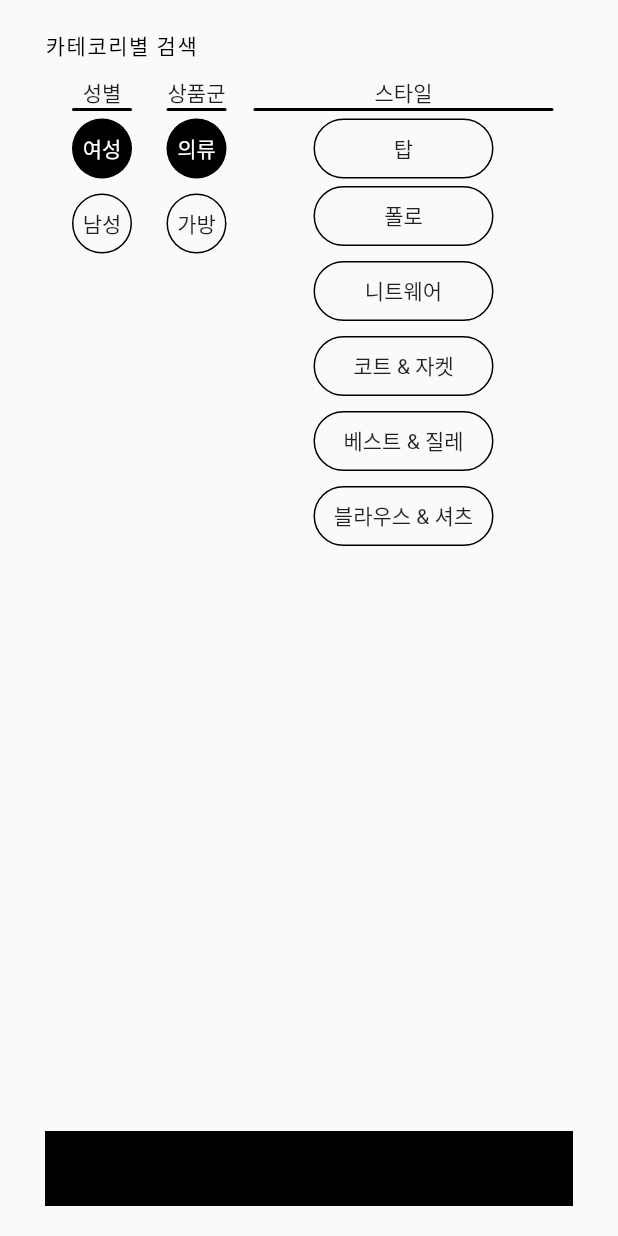
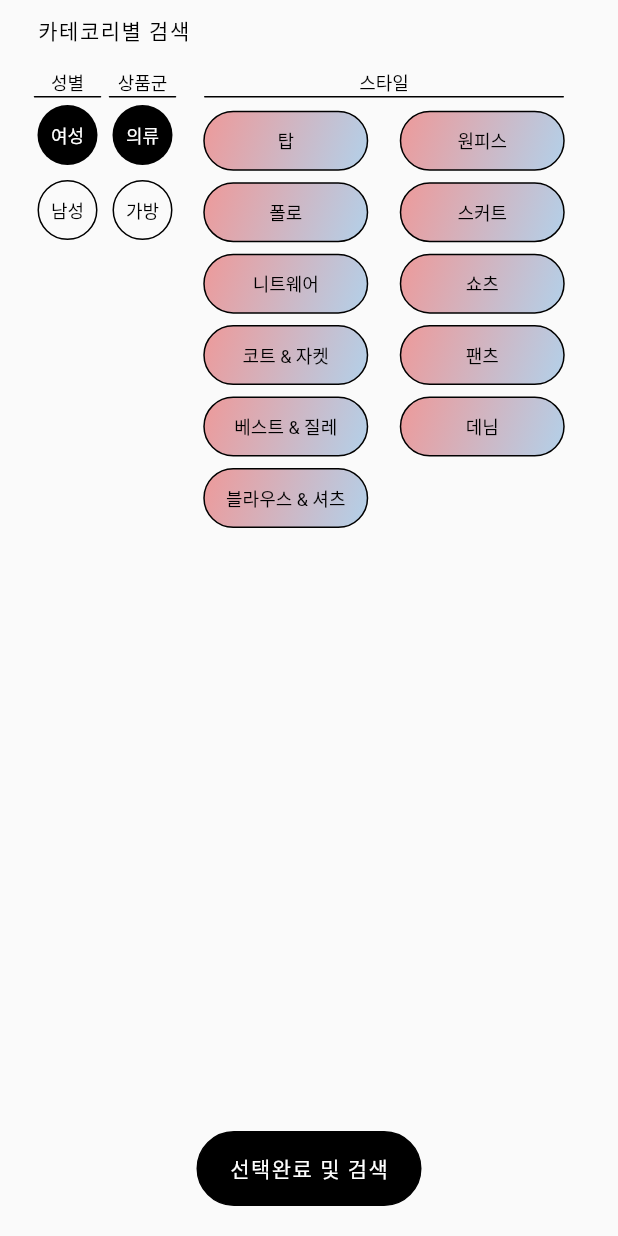
Before and after one commit to Dello96/Exye-master1, a Flutter app: the FilterOverlay widget shown alone on an empty page, opened directly, on a phone screen of 412 x 824 dp. Run offline on Flutter 3.47's test engine with Material 2 defaults, Android fonts, the light colour scheme and no system bars; our stand-ins replace carousel_slider, cloud_firestore, dio, firebase_auth, firebase_core, firebase_storage; missing offline and left inert: flutter_pdfview, fluttercontactpicker, kpostal; accounts and stored records are empty; Roboto replaces fonts that are missing (Spoqa); project files that could hold a hidden picture were left out.

Commit message:
EXYE current up to date

```diff
--- /dev/null
+++ b/lib/Data/categoryname.dart
@@ -0,0 +1,9 @@
+import 'package:exye_app/Resources/strings.dart';
+import 'package:exye_app/utils.dart';
+import 'package:flutter/material.dart';
+
+class CategoryManager {
+  List<String> categories = [
+    '탑', '원피스', '폴로', '스커트', '니트웨어', '쇼츠', '코트 & 자켓', '팬츠', '베스트 & 질레', '데님', '블라우스 & 셔츠'
+  ];
+}
--- a/lib/Pages/Content/p00_landing.dart
+++ b/lib/Pages/Content/p00_landing.dart
@@ -336,7 +336,9 @@ class _LandingPageState extends State<LandingPage> with SingleTickerProviderStat
         children: [
           Container(
             margin: const EdgeInsets.fromLTRB(40, 10, 40, 0),
-            child: Text(app.mResource.strings.tLanding4Title, style: app.mResource.fonts.title,),
+            child: Text(app.mResource.strings.tLanding4Title, style: app.mResource.fonts.title,
+            ),
+            alignment: Alignment.centerLeft,
           ),
           Expanded(
             child: Container(),
--- a/lib/Pages/Content/p06_listing.dart
+++ b/lib/Pages/Content/p06_listing.dart
@@ -183,6 +183,15 @@ class _ListingsPageState extends State<ListingsPage> {
             Row(
               children: [
                 Container(
+                  decoration: BoxDecoration(
+                    gradient: LinearGradient(
+                        begin: Alignment.topLeft,
+                        end: Alignment.bottomRight,
+                        colors: [
+                          Color(0xffB2D1EA),
+                          Color(0xffF9C2E8)
+                        ])
+                  ),
                   margin: const EdgeInsets.fromLTRB(10, 0, 15, 0),
                   height: 105,
                   width: 75,
--- a/lib/Pages/Content/p06b_filter.dart
+++ b/lib/Pages/Content/p06b_filter.dart
@@ -10,6 +10,7 @@ import 'package:exye_app/Widgets/custom_textbox.dart';
 import 'package:exye_app/utils.dart';
 import 'package:flutter/material.dart';
 import 'package:url_launcher/url_launcher.dart';
+import 'package:exye_app/Data/categoryname.dart';
 
 class FilterOverlay extends StatelessWidget {
   const FilterOverlay({Key? key}) : super(key: key);
@@ -17,16 +18,17 @@ class FilterOverlay extends StatelessWidget {
   @override
   Widget build(BuildContext context) {
     return Container(
-      padding: EdgeInsets.fromLTRB(30, 20, 30, 20),
+      padding: EdgeInsets.fromLTRB(20, 10, 20, 20),
       child: Column(
         children: [
           Container(
+            margin: EdgeInsets.fromLTRB(5, 0, 0, 0),
             alignment: Alignment.topLeft,
             child: Text(app.mResource.strings.cFilterTitle,
             style: app.mResource.fonts.bold14),
           ),
           Container(
-            height: 10,
+            height: 15,
           ),
           Expanded(
             child: Row(
@@ -36,9 +38,10 @@ class FilterOverlay extends StatelessWidget {
                   children: [
                     Container(
                       alignment: Alignment.center,
-                      child: Text(app.mResource.strings.lGender),
+                      child: Text(app.mResource.strings.lGender,
+                      style: app.mResource.fonts.filter12),
                     ),
-                    CustomSizedDivider(40, thickness: 2),
+                    CustomSizedDivider(45, thickness: 1),
                     Container(
                       height: 40,
                       width: 40,
@@ -49,9 +52,7 @@ class FilterOverlay extends StatelessWidget {
                       ),
                       alignment: Alignment.center,
                       child: Text(app.mResource.strings.lFemale,
-                      style: TextStyle(
-                        color: app.mResource.colours.fontWhite
-                      ),),
+                      style: app.mResource.fonts.filter13),
                     ),
                     Container(
                       height: 40,
@@ -65,7 +66,9 @@ class FilterOverlay extends StatelessWidget {
                         )
                       ),
                       alignment: Alignment.center,
-                      child: Text(app.mResource.strings.lMale),
+                      child: Text(app.mResource.strings.lMale,
+                          style: app.mResource.fonts.filter12
+                      ),
                     ),
                   ],
                 ),
@@ -73,9 +76,10 @@ class FilterOverlay extends StatelessWidget {
                   children: [
                     Container(
                       alignment: Alignment.center,
-                      child: Text(app.mResource.strings.lProducts),
+                      child: Text(app.mResource.strings.lProducts,
+                          style: app.mResource.fonts.filter12),
                     ),
-                    CustomSizedDivider(40, thickness: 2),
+                    CustomSizedDivider(45, thickness: 1),
                     Container( //의류
                       height: 40,
                       width: 40,
@@ -86,9 +90,7 @@ class FilterOverlay extends StatelessWidget {
                       ),
                       alignment: Alignment.center,
                       child: Text(app.mResource.strings.cFilterClothes,
-                        style: TextStyle(
-                          color: app.mResource.colours.fontWhite
-                        ),),
+                        style: app.mResource.fonts.filter13),
                     ),
                     Container( //가방
                       height: 40,
@@ -102,40 +104,80 @@ class FilterOverlay extends StatelessWidget {
                           )
                       ),
                       alignment: Alignment.center,
-                      child: Text(app.mResource.strings.cFilterBag),
+                      child: Text(app.mResource.strings.cFilterBag,
+                          style: app.mResource.fonts.filter12),
                     ),
                   ],
                 ),
-                Column(
+                Expanded(
+                  child: Column(
                     children: [
                       Container(
                         alignment: Alignment.center,
-                      child: Text(app.mResource.strings.lStyle),
+                        child: Text(app.mResource.strings.lStyle,
+                            style: app.mResource.fonts.filter12),
                       ),
-                    CustomSizedDivider(200, thickness: 2),
-                    Row(
-                      children: [
-                        Container(
-                          margin: EdgeInsets.fromLTRB(5, 5, 5, 5),
-                          child: Column(
-                            children: [
-                              Container(
-                                height: 40,
-                                width: 120,
-                                decoration: BoxDecoration(
-                                  border: Border.all(
-                                    color: app.mResource.colours.black
+                      CustomSizedDivider(240, thickness: 1),
+                      Expanded(child: CategoryView())
+                    ],
                   ),
-                                  borderRadius: BorderRadius.all(Radius.circular(20))
                 ),
-                                alignment: Alignment.center,
-                                child: Text(app.mResource.strings.cFiltertop),
+              ],
+            ),
           ),
           Container(
+            alignment: Alignment.center,
+            width: 150,
+            height: 50,
+            decoration: BoxDecoration(
+              color: app.mResource.colours.black,
+              borderRadius: BorderRadius.circular(25),
+              border: Border.all(
+                width: 1
+              )
+            ),
+            child: Text(app.mResource.strings.bConfirmChoices2,
+            style: app.mResource.fonts.bold14w
+            ),
+          ),
+        ],
+      ),
+    );
+  }
+}
+
+class CategoryView extends StatefulWidget {
+  CategoryView({Key? key}) : super(key: key);
+  @override
+  State<CategoryView> createState() => _CategoryViewState();
+}
+
+class _CategoryViewState extends State<CategoryView> {
+  @override
+  Widget build(BuildContext context) {
+    return GridView.builder(
+      padding: EdgeInsets.all(5),
+      physics: NeverScrollableScrollPhysics(),
+      shrinkWrap: true,
+        gridDelegate: SliverGridDelegateWithFixedCrossAxisCount(
+          crossAxisCount: 2,
+          crossAxisSpacing: 0,
+          mainAxisSpacing: 0,
+          childAspectRatio: 11/4,
+        ),
+        itemBuilder: (BuildContext context, int i) {
+          return Center(
+            child: Container(
               height: 40,
-                                width: 120,
-                                margin: EdgeInsets.fromLTRB(5, 5, 5, 5),
+              width: 110,
               decoration: BoxDecoration(
+                  gradient: LinearGradient(
+                      begin: Alignment.topLeft,
+                      end: Alignment.bottomRight,
+                      colors: [
+                        app.mResource.colours.activeDateUnpressed,
+                        Color(0xffB2D1EA)
+                      ]),
                   borderRadius: BorderRadius.circular(20),
                   border: Border.all(
                       color: app.mResource.colours.black,
@@ -143,91 +185,11 @@ class FilterOverlay extends StatelessWidget {
                   )
               ),
               alignment: Alignment.center,
-                                child: Text(app.mResource.strings.cFilterpolo),
-                              ),
-                              Container(
-                                height: 40,
-                                width: 120,
-                                margin: EdgeInsets.fromLTRB(5, 5, 5, 5),
-                                decoration: BoxDecoration(
-                                    borderRadius: BorderRadius.circular(20),
-                                    border: Border.all(
-                                        color: app.mResource.colours.black,
-                                        width: 1
-                                    )
-                                ),
-                                alignment: Alignment.center,
-                                child: Text(app.mResource.strings.cFilterknit),
-                              ),
-                              Container(
-                                height: 40,
-                                width: 120,
-                                margin: EdgeInsets.fromLTRB(5, 5, 5, 5),
-                                decoration: BoxDecoration(
-                                    borderRadius: BorderRadius.circular(20),
-                                    border: Border.all(
-                                        color: app.mResource.colours.black,
-                                        width: 1
-                                    )
-                                ),
-                                alignment: Alignment.center,
-                                child: Text(app.mResource.strings.cFilterjacket),
-                              ),
-                              Container(
-                                height: 40,
-                                width: 120,
-                                margin: EdgeInsets.fromLTRB(5, 5, 5, 5),
-                                decoration: BoxDecoration(
-                                    borderRadius: BorderRadius.circular(20),
-                                    border: Border.all(
-                                        color: app.mResource.colours.black,
-                                        width: 1
-                                    )
-                                ),
-                                alignment: Alignment.center,
-                                child: Text(app.mResource.strings.cFiltervest),
-                              ),
-                              Container(
-                                height: 40,
-                                width: 120,
-                                margin: EdgeInsets.fromLTRB(5, 5, 5, 5),
-                                decoration: BoxDecoration(
-                                    borderRadius: BorderRadius.circular(20),
-                                    border: Border.all(
-                                        color: app.mResource.colours.black,
-                                        width: 1
-                                    )
-                                ),
-                                alignment: Alignment.center,
-                                child: Text(app.mResource.strings.cFiltershirt),
-                              ),
-                            ],
-                          ),
-                        ),
-                        Column(
-                          children: [
-                            Container(),
-                            Container(),
-                            Container(),
-                            Container(),
-                            Container(),
-                          ],
-                        ),
-                      ],
-                    ),
-                  ],
-                ),
-              ],
-            ),
-          ),
-          Container(
-            width: 400,
-            height: 50,
-            color: Colors.black,
-            child: Text(app.mResource.strings.bConfirmChoices2),
-          ),
-        ],
+              child: Text(app.mCategory.categories[i],
+                  style: app.mResource.fonts.filter12),
             ),
           );
+        },
+        itemCount: app.mCategory.categories.length);
   }
 }
--- a/lib/Resources/fonts.dart
+++ b/lib/Resources/fonts.dart
@@ -42,6 +42,7 @@ class FontResources {
 
 
   final TextStyle filter12 = const TextStyle(fontFamily: "Spoqa", fontSize: 12, fontWeight: FontWeight.w400, color: Color(0xff000000),);
+  final TextStyle filter13 = const TextStyle(fontFamily: "Spoqa", fontSize: 12, fontWeight: FontWeight.w400, color: Color(0xffffffff),);
 
   final TextStyle sizeButtons = const TextStyle(fontFamily: "Spoqa", fontSize: 13, fontWeight: FontWeight.w500, color: Color(0xff000000),);
   final TextStyle sizeInactive = const TextStyle(fontFamily: "Spoqa", fontSize: 13, fontWeight: FontWeight.w500, color: Color(0x88000000),);
@@ -68,9 +69,10 @@ class FontResources {
 
   //buttons
   final TextStyle bWhite = const TextStyle(fontFamily: "Spoqa", fontSize: 16, fontWeight: FontWeight.w500, color: Color(0xffffffff));
-  final TextStyle bold16 = const TextStyle(fontFamily: "Spoqa", fontSize: 12, fontWeight: FontWeight.w500, color: Color(0xff000000), letterSpacing: 1.25);
+  final TextStyle bold16 = const TextStyle(fontFamily: "Spoqa", fontSize: 16, fontWeight: FontWeight.w500, color: Color(0xff000000), letterSpacing: 1.25);
   final TextStyle bold14 = const TextStyle(fontFamily: "Spoqa", fontSize: 14, fontWeight: FontWeight.w500, color: Color(0xff000000), letterSpacing: 1.00);
-  final TextStyle bWhite16 = const TextStyle(fontFamily: "Spoqa", fontSize: 12, fontWeight: FontWeight.w500, color: Color(0xffffffff), letterSpacing: 1.25);
+  final TextStyle bold14w = const TextStyle(fontFamily: "Spoqa", fontSize: 14, fontWeight: FontWeight.w500, color: Color(0xffffffff), letterSpacing: 1.00);
+  final TextStyle bWhite16 = const TextStyle(fontFamily: "Spoqa", fontSize: 16, fontWeight: FontWeight.w500, color: Color(0xffffffff), letterSpacing: 1.25);
   final TextStyle inactive16 = const TextStyle(fontFamily: "Spoqa", fontSize: 16, fontWeight: FontWeight.w400, color: Color(0x88000000), letterSpacing: 1.25);
 
   //calendar
--- a/lib/Resources/strings.dart
+++ b/lib/Resources/strings.dart
@@ -268,7 +268,8 @@ class StringResources {
   final String tLanding1P2 = "3가지 명품상품을 선택하세요. 원하는 시간에 집에서 무료로 입어보실 수 있어요.";
   final String tLanding1P3 = "직접 만져보고 입어보는 경험 후 마음에 드시면 구매하세요. 이 모든 것을 집에서 편안하게 누리세요.";
   final String tLanding1P4 = "저희 서비스는 상품 구매 외에는 모두 무료!";
-  final String tLanding2Title = "명품을 직접 경험하고 구매하는 서비스.";
+  final String tLanding2Title = """명품을 직접 경험하고
+구매하는 서비스.""";
   final String tLanding2H1 = "1. 간편한 상품선택과 맞춤배송.";
   final String tLanding2H2 = "2. 집으로 배달되는 피팅 경험.";
   final String tLanding2H3 = "0. 집에서 무료 경험.";
@@ -286,7 +287,8 @@ class StringResources {
   final String tLanding3P2 = "회원비 무료 프로모션을 진행하고 있어요. 집에서 명품 상품을 직접 경험해 보는 서비스를 무료로 누리세요.";
   final String tLanding3P3 = "회원만 누릴 수 있는 마음에 꼭 드는 상품 가격. 한번에 3 상품 최종구매 결정시 10% 추가 할인 혜택을 드립니다.";
   final String tLanding3P4 = "회원님과 가까운 지인을 초대하세요. 성공적으로 초대 하시면 10만원의 스토어 크레딧 쿠폰이 제공 됩니다. *테이스팅 카카오채널 추가시";
-  final String tLanding4Title = "현재 브랜드 라인업. 그리고";
+  final String tLanding4Title = """현재 브랜드 라인업.
+그리고""";
   final String tLanding4H1 = "더 다양한 브랜드.";
   final String tLanding4H2 = "테이스팅은,";
   final String tLanding4P1 = "새로운 하이앤드 명품 브랜드 라인업이 준비중입니다. 기대해 주세요!";
--- a/lib/utils.dart
+++ b/lib/utils.dart
@@ -1,3 +1,4 @@
+import 'package:exye_app/Data/categoryname.dart';
 import 'package:exye_app/Data/data_manager.dart';
 import 'package:exye_app/Manager/app_manager.dart';
 import 'package:exye_app/Overlay/overlay_manager.dart';
@@ -10,6 +11,7 @@ class SystemManager {
   PageManager mPage = PageManager();
   OverlayManager mOverlay = OverlayManager();
   ResourceManager mResource = ResourceManager();
+  CategoryManager mCategory = CategoryManager();
 }
 
 SystemManager app = SystemManager();
```
Lines whose indentation alone changed are shown as unchanged.
